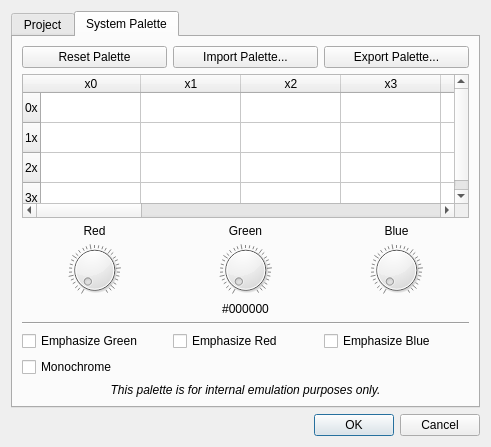
The window that designers/project_properties/projectpropertiesdialog.ui (christopherpow/nesicide) describes before a commit, drawn with Qt 5.
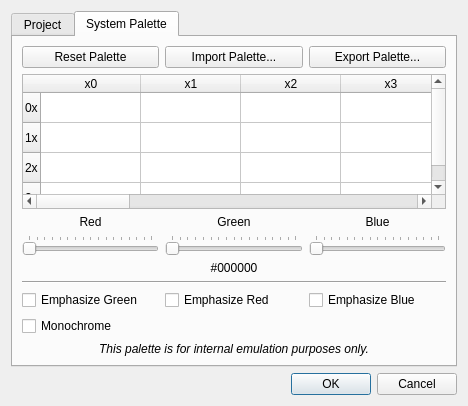
The same window after the commit. The open tabs and pages were chosen to show the change. Icons and pictures are not drawn.

Commit message: Replaced the buggy radio sliders with ormal ones.

Patch:
```diff
--- a/designers/project_properties/projectpropertiesdialog.ui
+++ b/designers/project_properties/projectpropertiesdialog.ui
@@ -9,8 +9,8 @@
    <rect>
     <x>0</x>
     <y>0</y>
-    <width>491</width>
-    <height>447</height>
+    <width>468</width>
+    <height>406</height>
    </rect>
   </property>
   <property name="windowTitle">
@@ -200,21 +200,21 @@
          </column>
         </widget>
        </item>
-       <item row="8" column="1">
+       <item row="7" column="1">
         <widget class="QCheckBox" name="checkBox_2">
          <property name="text">
           <string>Emphasize Red</string>
          </property>
         </widget>
        </item>
-       <item row="7" column="0" colspan="3">
+       <item row="6" column="0" colspan="3">
         <widget class="Line" name="line">
          <property name="orientation">
           <enum>Qt::Horizontal</enum>
          </property>
         </widget>
        </item>
-       <item row="5" column="1">
+       <item row="4" column="1">
         <widget class="QLabel" name="colorValueLabel">
          <property name="text">
           <string>#000000</string>
@@ -246,31 +246,6 @@
          </property>
         </widget>
        </item>
-       <item row="3" column="2">
-        <widget class="QDial" name="blueDial">
-         <property name="maximum">
-          <number>255</number>
-         </property>
-         <property name="orientation">
-          <enum>Qt::Horizontal</enum>
-         </property>
-         <property name="invertedAppearance">
-          <bool>false</bool>
-         </property>
-         <property name="invertedControls">
-          <bool>false</bool>
-         </property>
-         <property name="wrapping">
-          <bool>false</bool>
-         </property>
-         <property name="notchTarget">
-          <double>8.000000000000000</double>
-         </property>
-         <property name="notchesVisible">
-          <bool>true</bool>
-         </property>
-        </widget>
-       </item>
        <item row="2" column="2">
         <widget class="QLabel" name="label_3">
          <property name="text">
@@ -301,53 +276,21 @@
          </property>
         </widget>
        </item>
-       <item row="3" column="0">
-        <widget class="QDial" name="redDial">
-         <property name="maximum">
-          <number>255</number>
-         </property>
-         <property name="wrapping">
-          <bool>false</bool>
-         </property>
-         <property name="notchTarget">
-          <double>8.000000000000000</double>
-         </property>
-         <property name="notchesVisible">
-          <bool>true</bool>
-         </property>
-        </widget>
-       </item>
-       <item row="3" column="1">
-        <widget class="QDial" name="greenDial">
-         <property name="maximum">
-          <number>255</number>
-         </property>
-         <property name="wrapping">
-          <bool>false</bool>
-         </property>
-         <property name="notchTarget">
-          <double>8.000000000000000</double>
-         </property>
-         <property name="notchesVisible">
-          <bool>true</bool>
-         </property>
-        </widget>
-       </item>
-       <item row="8" column="2">
+       <item row="7" column="2">
         <widget class="QCheckBox" name="checkBox_3">
          <property name="text">
           <string>Emphasize Blue</string>
          </property>
         </widget>
        </item>
-       <item row="8" column="0">
+       <item row="7" column="0">
         <widget class="QCheckBox" name="checkBox_4">
          <property name="text">
           <string>Emphasize Green</string>
          </property>
         </widget>
        </item>
-       <item row="10" column="0">
+       <item row="9" column="0">
         <widget class="QCheckBox" name="checkBox">
          <property name="text">
           <string>Monochrome</string>
@@ -365,7 +308,7 @@
          </property>
         </widget>
        </item>
-       <item row="11" column="0" colspan="3">
+       <item row="10" column="0" colspan="3">
         <widget class="QLabel" name="label_5">
          <property name="font">
           <font>
@@ -380,6 +323,63 @@
          </property>
         </widget>
        </item>
+       <item row="3" column="0">
+        <widget class="QSlider" name="redHorizontalSlider">
+         <property name="maximum">
+          <number>255</number>
+         </property>
+         <property name="pageStep">
+          <number>16</number>
+         </property>
+         <property name="orientation">
+          <enum>Qt::Horizontal</enum>
+         </property>
+         <property name="tickPosition">
+          <enum>QSlider::TicksAbove</enum>
+         </property>
+         <property name="tickInterval">
+          <number>16</number>
+         </property>
+        </widget>
+       </item>
+       <item row="3" column="1">
+        <widget class="QSlider" name="greenHorizontalSlider">
+         <property name="maximum">
+          <number>255</number>
+         </property>
+         <property name="pageStep">
+          <number>16</number>
+         </property>
+         <property name="orientation">
+          <enum>Qt::Horizontal</enum>
+         </property>
+         <property name="tickPosition">
+          <enum>QSlider::TicksAbove</enum>
+         </property>
+         <property name="tickInterval">
+          <number>16</number>
+         </property>
+        </widget>
+       </item>
+       <item row="3" column="2">
+        <widget class="QSlider" name="blueHorizontalSlider">
+         <property name="maximum">
+          <number>255</number>
+         </property>
+         <property name="pageStep">
+          <number>16</number>
+         </property>
+         <property name="orientation">
+          <enum>Qt::Horizontal</enum>
+         </property>
+         <property name="tickPosition">
+          <enum>QSlider::TicksAbove</enum>
+         </property>
+         <property name="tickInterval">
+          <number>16</number>
+         </property>
+        </widget>
+       </item>
       </layout>
      </widget>
     </widget>
```
Left out of the diff: 10 changed lines with no effect on the pictures. The commit also changes 3 other files.
